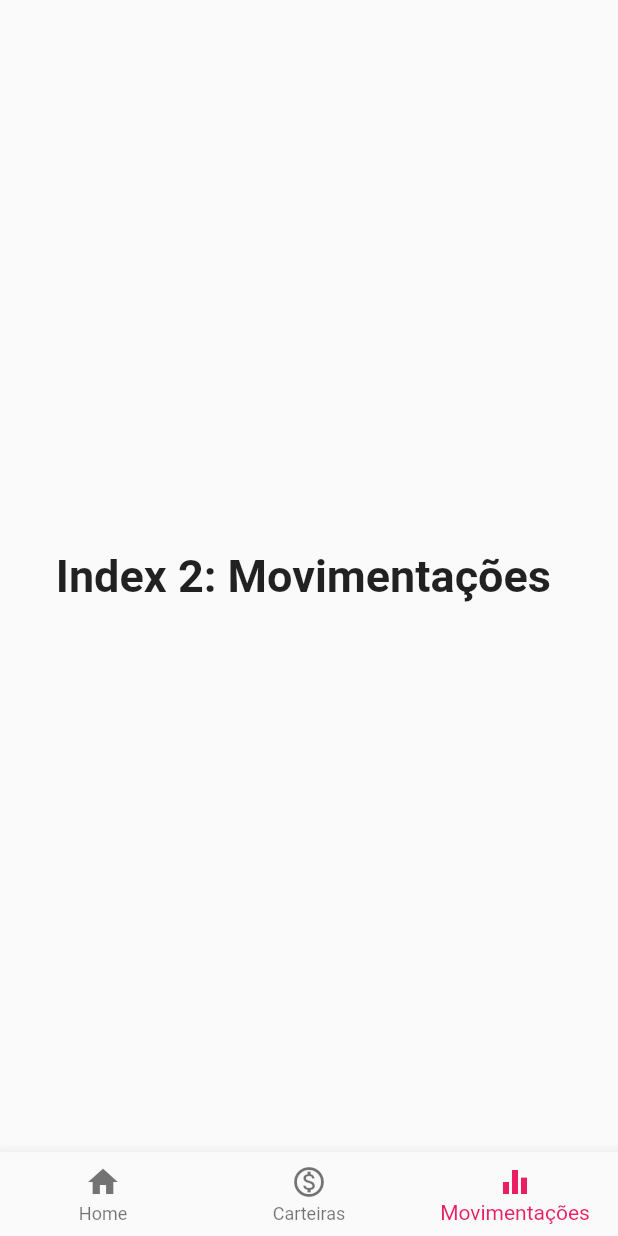
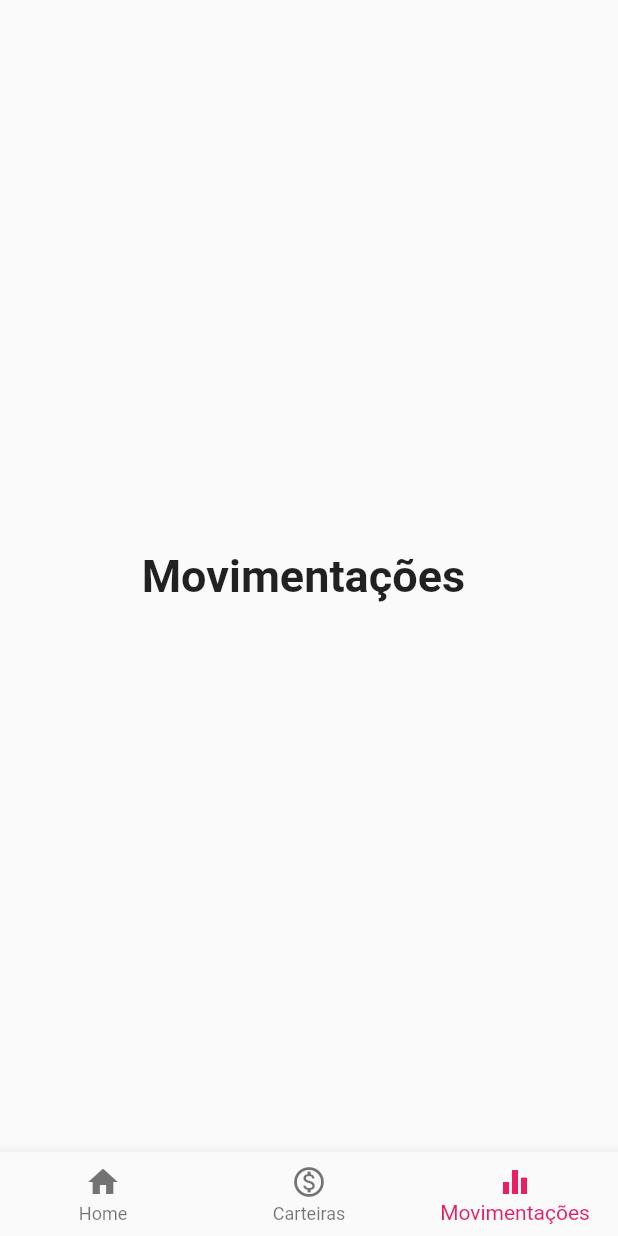
Before and after one commit to edueilert/FlutterWarren, a Flutter app: the screen it shows after launch, item 3 of the bottom bar chosen, on a phone screen of 412 x 824 dp. Run offline on Flutter 3.47's test engine with Material 2 defaults, Android fonts, the phone set to English and light mode, and no system bars; our stand-ins replace syncfusion_flutter_charts; missing offline and left inert: draw_graph.

Commit message:
commit 8

```diff
--- a/lib/main.dart
+++ b/lib/main.dart
@@ -1,5 +1,7 @@
 import 'package:flutter/material.dart';
-import 'package:myapp/grafico.dart';
+import 'package:myapp/coins/bitcoin.dart';
+import 'package:myapp/coins/ethereum.dart';
+import 'package:myapp/coins/litecoin.dart';
 import 'package:myapp/navbar.dart';
 
 void main() => runApp(const NavBar());
@@ -16,7 +18,9 @@ class NavBar extends StatelessWidget {
       home: const MyStatefulWidget(),
       initialRoute: "/",
       routes: {
-        '/grafico': (context) => const Grafico(),
+        '/ethereum': (context) => const Ethereum(),
+        '/bitcoin': (context) => const Bitcoin(),
+        '/litecoin': (context) => const Litecoin(),
       },
     );
   }
--- a/lib/navbar.dart
+++ b/lib/navbar.dart
@@ -1,6 +1,5 @@
 import 'package:flutter/material.dart';
 import 'package:myapp/carteira.dart';
-import 'package:myapp/grafico.dart';
 
 class MyStatefulWidget extends StatefulWidget {
   const MyStatefulWidget({Key? key}) : super(key: key);
@@ -13,11 +12,14 @@ class _MyStatefulWidgetState extends State<MyStatefulWidget> {
   int _selectedIndex = 0;
   static const TextStyle optionStyle =
       TextStyle(fontSize: 30, fontWeight: FontWeight.bold);
-  static const List<Widget> _widgetOptions = <Widget>[
-    MyHomePageWidget(),
-    Grafico(),
-    Text(
-      'Index 2: Movimentações ',
+  static final List<Widget> _widgetOptions = <Widget>[
+    MyHomePageWidget(selectedCoin: 0),
+    const Text(
+      "Carteiras",
+      style: optionStyle,
+    ),
+    const Text(
+      'Movimentações ',
       style: optionStyle,
     ),
   ];
--- a/pubspec.yaml
+++ b/pubspec.yaml
@@ -17,8 +17,11 @@ environment:
   sdk: ">=2.12.0 <3.0.0"
 
 dependencies:
+  draw_graph: ^1.0.0
   flutter:
     sdk: flutter
+  graphic: ^0.10.6
+  syncfusion_flutter_charts: ^20.2.43
 
 dev_dependencies:
   flutter_test:
```
Also changed, not shown: lib/carteira.dart (+21 -5 lines), lib/grafico.dart (deleted, +0 -83 lines), pubspec.lock.
